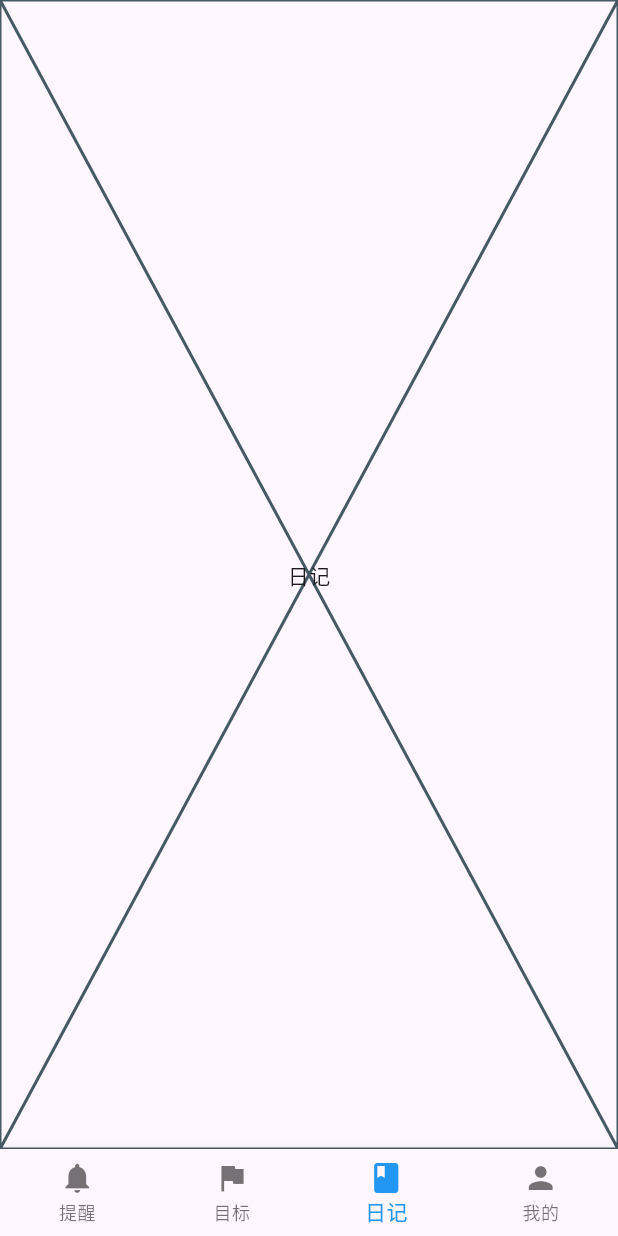
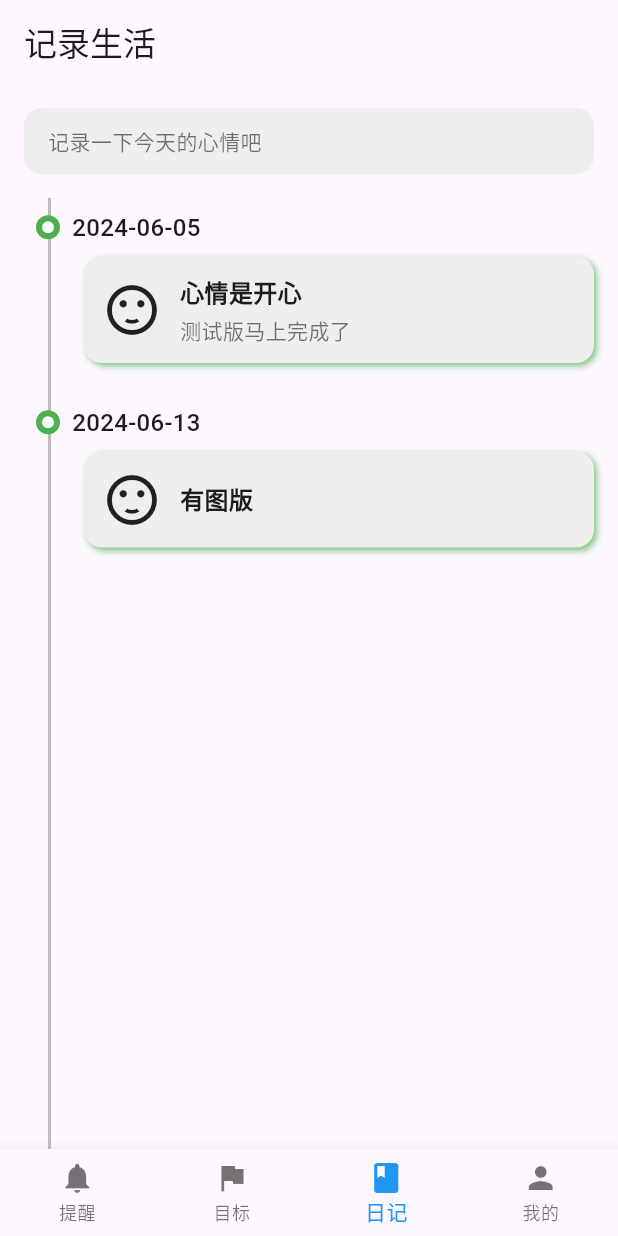
Before and after one commit to ContentMy/runfastxm_flutter, a Flutter app: the screen it shows after launch, item 3 of the bottom bar chosen, on a phone screen of 412 x 824 dp. Run offline on Flutter 3.47's test engine with Material 3 defaults, Android fonts, the phone set to English and light mode, and no system bars; our stand-ins replace flutter_local_notifications, flutter_slidable, hive, hive_flutter, permission_handler, timezone; accounts and stored records are empty.

Commit message:
需求：提交日记模块的部分ui代码

```diff
--- a/lib/main.dart
+++ b/lib/main.dart
@@ -1,14 +1,15 @@
 import 'package:flutter/material.dart';
 import 'package:hive_flutter/adapters.dart';
 import 'package:provider/provider.dart';
-import 'package:runfastxm_flutter/presentation/view_models/goal_view_model.dart';
-import 'package:runfastxm_flutter/presentation/views/goal/goal_page.dart';
-import 'package:runfastxm_flutter/presentation/views/settings/settings_page.dart';
 import 'package:runfastxm_flutter/services/notification_service.dart';
 import 'domain/models/goal.dart';
 import 'domain/models/reminder.dart';
 import 'presentation/view_models/reminder_view_model.dart';
+import 'presentation/view_models/goal_view_model.dart';
 import 'presentation/views/reminder/reminder_page.dart';
+import 'presentation/views/goal/goal_page.dart';
+import 'presentation/views/diary/diary_page.dart';
+import 'presentation/views/settings/settings_page.dart';
 
 void main() async{
   //以下是hive初始化的代码部分
@@ -57,10 +58,10 @@ class MainScaffold extends StatefulWidget {
 class _MainScaffoldState extends State<MainScaffold> {
   int _currentIndex = 0;
 
-  final List<Widget> _pages = const [
+  final List<Widget> _pages = [
     ReminderPage(),
     GoalPage(),
-    Placeholder(child: Center(child: Text('日记'))),
+    DiaryPage(),
     SettingsPage(),
   ];
 
--- /dev/null
+++ b/lib/presentation/views/diary/diary_page.dart
@@ -0,0 +1,191 @@
+import 'package:flutter/material.dart';
+import 'package:intl/intl.dart';
+import 'package:runfastxm_flutter/presentation/views/diary/diary_create_page.dart';
+
+class DiaryEntry {
+  final String id;
+  final DateTime date;
+  final String title;
+  final String content;
+  final String? imageUrl;
+
+  DiaryEntry({
+    required this.id,
+    required this.date,
+    required this.title,
+    required this.content,
+    this.imageUrl,
+  });
+}
+
+class DiaryPage extends StatelessWidget {
+  const DiaryPage({super.key});
+
+  @override
+  Widget build(BuildContext context) {
+    final List<DiaryEntry> entries = [
+      DiaryEntry(
+        id: '1',
+        date: DateTime(2024, 6, 5),
+        title: '心情是开心',
+        content: '测试版马上完成了',
+      ),
+      DiaryEntry(
+        id: '2',
+        date: DateTime(2024, 6, 13),
+        title: '有图版',
+        content: '',
+      ),
+    ];
+
+    Map<String, List<DiaryEntry>> groupedEntries = {};
+    for (var entry in entries) {
+      String key = DateFormat('yyyy-MM-dd').format(entry.date);
+      groupedEntries.putIfAbsent(key, () => []).add(entry);
+    }
+
+    return Scaffold(
+      appBar: AppBar(
+        title: const Text('记录生活'),
+      ),
+      body: Column(
+        children: [
+          GestureDetector(
+            onTap: () {
+              // TODO: 跳转到新建记录页面
+              Navigator.push(
+                context,
+                MaterialPageRoute(builder: (_) => const DiaryCreatePage()),
+              );
+            },
+            child: Container(
+              margin: const EdgeInsets.all(16),
+              padding: const EdgeInsets.symmetric(vertical: 12, horizontal: 16),
+              decoration: BoxDecoration(
+                color: Colors.grey[200],
+                borderRadius: BorderRadius.circular(12),
+              ),
+              child: const Align(
+                alignment: Alignment.centerLeft,
+                child: Text(
+                  '记录一下今天的心情吧',
+                  style: TextStyle(color: Colors.black54),
+                ),
+              ),
+            ),
+          ),
+          Expanded(
+            child: Stack(
+              children: [
+                Positioned(
+                  left: 32,
+                  top: 0,
+                  bottom: 0,
+                  child: Container(
+                    width: 2,
+                    color: Colors.grey[400],
+                  ),
+                ),
+                ListView.builder(
+                  padding: const EdgeInsets.symmetric(vertical: 8),
+                  itemCount: groupedEntries.length,
+                  itemBuilder: (context, index) {
+                    String dateKey = groupedEntries.keys.elementAt(index);
+                    List<DiaryEntry> dayEntries = groupedEntries[dateKey]!;
+
+                    return Column(
+                      crossAxisAlignment: CrossAxisAlignment.start,
+                      children: [
+                        Row(
+                          crossAxisAlignment: CrossAxisAlignment.center,
+                          children: [
+                            const SizedBox(width: 24),
+                            Container(
+                              width: 16,
+                              height: 16,
+                              decoration: BoxDecoration(
+                                shape: BoxShape.circle,
+                                color: Colors.white,
+                                border: Border.all(color: Colors.green, width: 4),
+                              ),
+                            ),
+                            const SizedBox(width: 8),
+                            Text(
+                              dateKey,
+                              style: const TextStyle(fontSize: 16, fontWeight: FontWeight.w500),
+                            ),
+                          ],
+                        ),
+                        const SizedBox(height: 8),
+                        ...dayEntries.map((entry) => _DiaryItem(entry: entry)).toList(),
+                        const SizedBox(height: 16),
+                      ],
+                    );
+                  },
+                ),
+              ],
+            ),
+          ),
+        ],
+      ),
+    );
+  }
+}
+
+class _DiaryItem extends StatelessWidget {
+  final DiaryEntry entry;
+  const _DiaryItem({required this.entry});
+
+  @override
+  Widget build(BuildContext context) {
+    return Container(
+      margin: const EdgeInsets.only(left: 56, right: 16, bottom: 12),
+      padding: const EdgeInsets.all(12),
+      decoration: BoxDecoration(
+        color: Colors.grey[200],
+        borderRadius: BorderRadius.circular(12),
+        boxShadow: [
+          BoxShadow(
+            color: Colors.green.shade300,
+            offset: const Offset(2, 2),
+            blurRadius: 3,
+          ),
+        ],
+      ),
+      child: Row(
+        children: [
+          const Icon(Icons.sentiment_satisfied, size: 40),
+          const SizedBox(width: 12),
+          Expanded(
+            child: Column(
+              crossAxisAlignment: CrossAxisAlignment.start,
+              children: [
+                Text(entry.title,
+                    style: const TextStyle(fontSize: 16, fontWeight: FontWeight.bold)),
+                if (entry.content.isNotEmpty)
+                  Padding(
+                    padding: const EdgeInsets.only(top: 4),
+                    child: Text(entry.content,
+                        style: const TextStyle(color: Colors.black54, fontSize: 14)),
+                  ),
+                if (entry.imageUrl != null)
+                  Padding(
+                    padding: const EdgeInsets.only(top: 8),
+                    child: ClipRRect(
+                      borderRadius: BorderRadius.circular(8),
+                      child: Image.network(
+                        entry.imageUrl!,
+                        width: 60,
+                        height: 60,
+                        fit: BoxFit.cover,
+                      ),
+                    ),
+                  ),
+              ],
+            ),
+          ),
+        ],
+      ),
+    );
+  }
+}
```
Also changed, not shown: lib/presentation/views/diary/diary_create_page.dart (added, +93 -0 lines).
